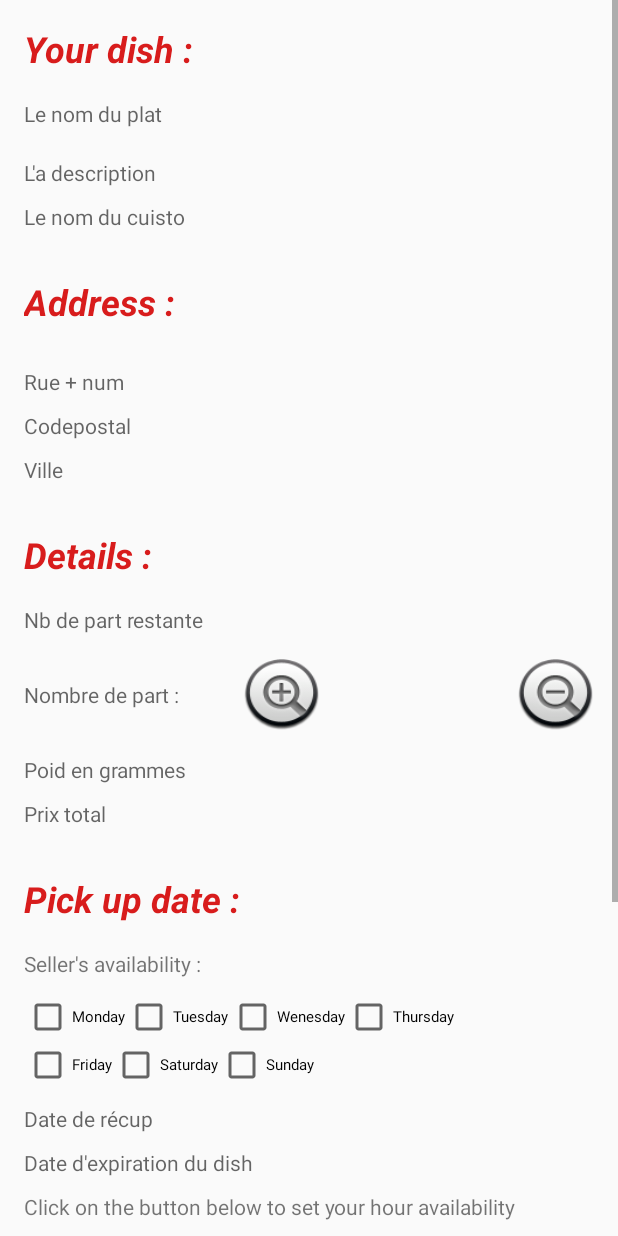
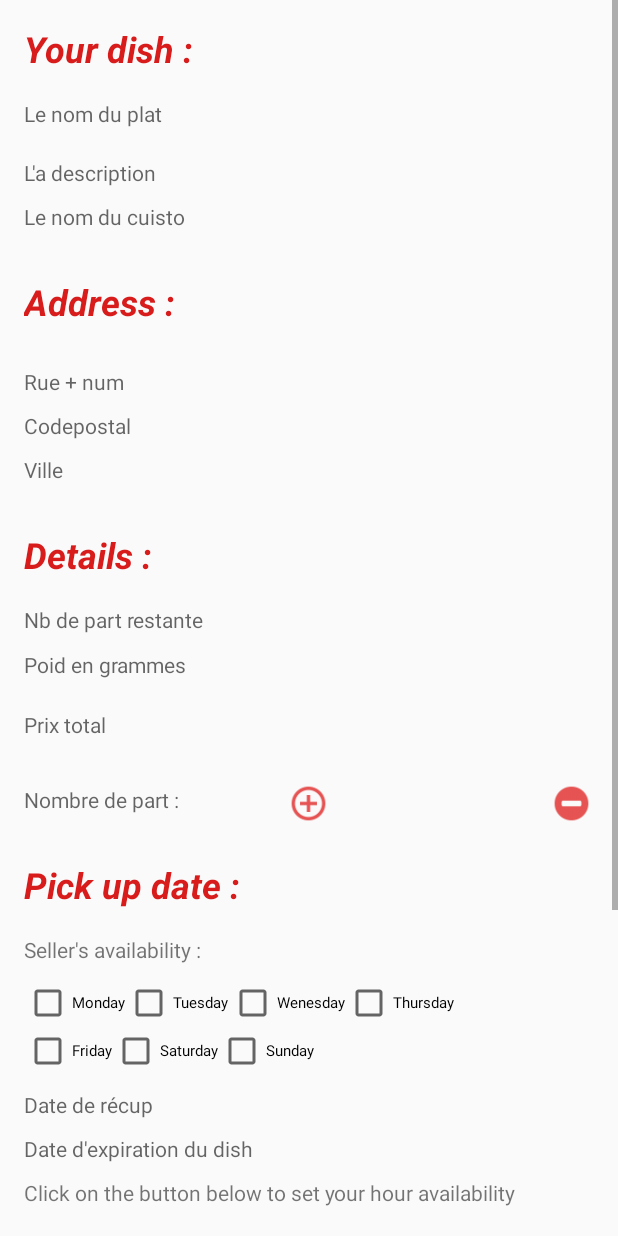
Before and after one commit to Mathieu-Heuzey/feedme, an Android app: the layout activity_dish_detail.xml on its own in the app's theme, with its tools: preview values and no code run, on a phone screen of 412 x 824 dp. Run offline under Robolectric (Android 15) with nearby library versions, the phone set to English and light mode, and no system bars.

Commit message:
DishDetail

```diff
--- a/FeedMe/app/src/main/java/mobile/feedme/Api.java
+++ b/FeedMe/app/src/main/java/mobile/feedme/Api.java
@@ -325,6 +325,8 @@ public class Api {
     {
         client.get(baseApiURL + "Historic",  new RequestParams(), new JsonHttpResponseHandler() {
             @Override
+            public void onFinish() { caller.refreshOrderDone(); }
+            @Override
             public void onSuccess(int statusCode, Header[] headers, JSONObject response) {
                 LinkedHashMap<Integer, List<Order>> sell;
                 LinkedHashMap<Integer, List<Order>> buy;
--- a/FeedMe/app/src/main/java/mobile/feedme/DishDetailActivity.java
+++ b/FeedMe/app/src/main/java/mobile/feedme/DishDetailActivity.java
@@ -127,8 +127,7 @@ public class DishDetailActivity extends MenuActivity {
         expirationDate.setText("This dish will expire : " + expiration);
 
         TextView poid = (TextView) findViewById(R.id.textViewHeight);
-        String convert2 = String.valueOf(dish.NbPart);
-        poid.setText("Weight :     " + convert2  + " grammes");
+        poid.setText("Weight :     " + dish.SizePart  + " grammes");
 
         final Calendar c = Calendar.getInstance();
         // Current Hour
@@ -233,23 +232,19 @@ public class DishDetailActivity extends MenuActivity {
 
         IntPartNumber += 1;
 
-        double   poid = dish.SizePart;
         double   price = dish.Price;
         int      left = dish.NbPart;
 
 
-        poid *= IntPartNumber;
         price *= IntPartNumber;
         left -= IntPartNumber;
         if (left < 0)
             return;
 
         TextViewPartNumber.setText(String.valueOf(IntPartNumber));
-        TextView TextViewPoid = (TextView) findViewById(R.id.textViewHeight);
         TextView TextViewPartRestante = (TextView) findViewById(R.id.textViewPartRestante);
         TextView TextViewPrice = (TextView) findViewById(R.id.textViewPrice);
 
-        TextViewPoid.setText("Weight :     " + String.valueOf(poid) + " grammes");
         TextViewPrice.setText("Price :         " + String.valueOf(price) + " €" );
 
         TextViewPartRestante.setText("Number left :     " +String.valueOf(left));
--- a/FeedMe/app/src/main/java/mobile/feedme/OrderActivity.java
+++ b/FeedMe/app/src/main/java/mobile/feedme/OrderActivity.java
@@ -101,7 +101,6 @@ public class OrderActivity extends MenuActivity implements AdapterView.OnItemSel
         _allOrders.put(OrderActivity.SELL, _sell);
         _allOrders.put(OrderActivity.BUY, _buy);
         this.buildOrderList(_spinner.getSelectedItemPosition() == 0 ? OrderActivity.BUY : OrderActivity.SELL);
-        this.refreshOrderDone();
     }
 
     public LinkedHashMap<Integer, List<Order>> buildOrderMapFromJSON(LinkedHashMap<Integer, String> status, JSONObject json)
--- a/FeedMe/app/src/main/res/layout/activity_dish_detail.xml
+++ b/FeedMe/app/src/main/res/layout/activity_dish_detail.xml
@@ -138,23 +138,46 @@
             android:layout_height="wrap_content"
             android:id="@+id/textViewPartRestante"
             android:hint="Nb de part restante"
-            android:minHeight="50dp"
+            android:minHeight="30dp"
             android:layout_alignParentLeft="true"
             android:layout_alignParentStart="true"
             android:layout_below="@+id/textViewTitleQuantity"
             />
 
+        <TextView
+            android:layout_width="fill_parent"
+            android:layout_height="wrap_content"
+            android:id="@+id/textViewHeight"
+            android:hint="Poid en grammes"
+            android:minHeight="30dp"
+            android:layout_alignParentLeft="true"
+            android:layout_alignParentStart="true"
+            android:layout_below="@+id/textViewPartRestante"/>
 
         <TextView
             android:layout_width="fill_parent"
             android:layout_height="wrap_content"
+            android:id="@+id/textViewPrice"
+            android:hint="Prix total"
+            android:layout_below="@+id/textViewHeight"
+            android:minHeight="50dp"
+            android:layout_marginTop="10dp" />
+
+        <RelativeLayout android:layout_height="wrap_content"
+            android:layout_width="match_parent"
+            android:id="@+id/dishdetail_form"
+            android:layout_below="@+id/textViewPrice"
+            android:orientation="vertical">
+            <TextView
+                android:layout_width="fill_parent"
+                android:layout_height="wrap_content"
                 android:id="@+id/textViewPartNumber"
+                android:layout_alignParentLeft="true"
+                android:layout_alignParentStart="true"
+                android:layout_alignParentTop="true"
                 android:hint="Nombre de part : "
                 android:minHeight="50dp"
-            android:layout_alignParentLeft="true"
-            android:layout_alignParentStart="true"
-            android:layout_below="@+id/textViewPartRestante"
-            />
+                android:layout_toEndOf="@+id/output" />
 
             <!--&lt;!&ndash;<NumberPicker&ndash;&gt;-->
             <!--&lt;!&ndash;android:layout_width="wrap_content"&ndash;&gt;-->
@@ -170,47 +193,28 @@
 
             <Button
                 android:id="@+id/buttonPlus"
-            android:layout_width="wrap_content"
-            android:layout_height="wrap_content"
-            android:background="@android:drawable/btn_plus"
+                android:layout_width="30dp"
+                android:layout_height="30dp"
+                android:background="@drawable/ic_dishdetail_plus"
                 android:onClick="plusButton"
                 android:layout_alignBaseline="@+id/textViewPartNumber"
                 android:layout_alignBottom="@+id/textViewPartNumber"
-            android:layout_centerHorizontal="true" />
+                android:layout_centerHorizontal="true"
+                android:backgroundTint="@color/colorPrimaryDark"
+                android:paddingBottom="5dp" />
             <Button
                 android:id="@+id/buttonMinus"
-            android:layout_width="wrap_content"
-            android:layout_height="wrap_content"
-            android:background="@android:drawable/btn_minus"
+                android:layout_width="30dp"
+                android:layout_height="30dp"
+                android:background="@drawable/ic_dishdetail_minus"
                 android:onClick="minusButton"
                 android:layout_alignBaseline="@+id/buttonPlus"
                 android:layout_alignBottom="@+id/buttonPlus"
                 android:layout_alignParentRight="true"
-            android:layout_alignParentEnd="true" />
+                android:layout_alignParentEnd="true"
+                android:backgroundTint="@color/colorPrimaryDark"
+                android:paddingBottom="5dp" />
 
-        <TextView
-            android:layout_width="fill_parent"
-            android:layout_height="wrap_content"
-            android:id="@+id/textViewHeight"
-            android:hint="Poid en grammes"
-            android:layout_alignParentLeft="true"
-            android:layout_alignParentStart="true"
-            android:layout_below="@+id/textViewPartNumber"
-            android:layout_toStartOf="@+id/buttonPlus"
-            android:layout_alignRight="@+id/textViewPartNumber"
-            android:layout_alignEnd="@+id/textViewPartNumber"
-            android:layout_toLeftOf="@+id/buttonPlus" />
-
-        <TextView
-            android:layout_width="fill_parent"
-            android:layout_height="wrap_content"
-            android:id="@+id/textViewPrice"
-            android:hint="Prix total"
-            android:minHeight="50dp"
-            android:layout_below="@+id/textViewHeight"
-            android:layout_alignRight="@+id/textViewTitleDate"
-            android:layout_alignEnd="@+id/textViewTitleDate"
-            android:layout_marginTop="10dp" />
 
 
             <TextView
@@ -219,7 +223,7 @@
                 android:id="@+id/textViewTitleDate"
                 android:text="Pick up date : "
                 android:minHeight="50dp"
-            android:layout_below="@+id/textViewPrice"
+                android:layout_below="@+id/textViewPartNumber"
                 android:layout_alignParentLeft="true"
                 android:layout_alignParentStart="true"
                 android:textStyle="bold|italic"
@@ -417,8 +421,7 @@
                 android:layout_alignStart="@+id/buttonPlus"
                 android:layout_alignParentRight="true"
                 android:layout_alignParentEnd="true"
-            android:layout_alignBottom="@+id/buttonPlus"
                 android:layout_alignTop="@+id/buttonPlus" />
-
+        </RelativeLayout>
     </RelativeLayout>
 </ScrollView>
```
Also changed, not shown: FeedMe/app/src/main/res/drawable-hdpi/ic_dishdetail_minus.png (added), FeedMe/app/src/main/res/drawable-hdpi/ic_dishdetail_plus.png (added), FeedMe/app/src/main/res/drawable-mdpi/ic_dishdetail_minus.png (added), FeedMe/app/src/main/res/drawable-mdpi/ic_dishdetail_plus.png (added), FeedMe/app/src/main/res/drawable-xhdpi/ic_dishdetail_minus.png (added), FeedMe/app/src/main/res/drawable-xhdpi/ic_dishdetail_plus.png (added), FeedMe/app/src/main/res/drawable-xxhdpi/ic_dishdetail_minus.png (added), FeedMe/app/src/main/res/drawable-xxhdpi/ic_dishdetail_plus.png (added). Lines whose indentation alone changed are shown as unchanged.
